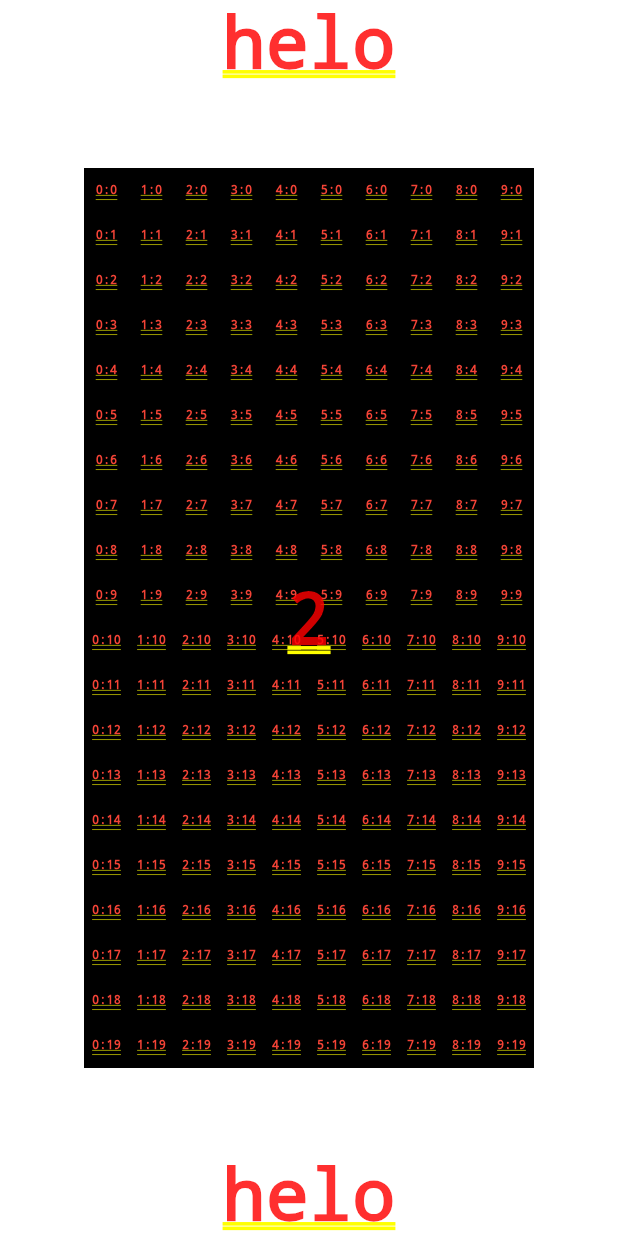
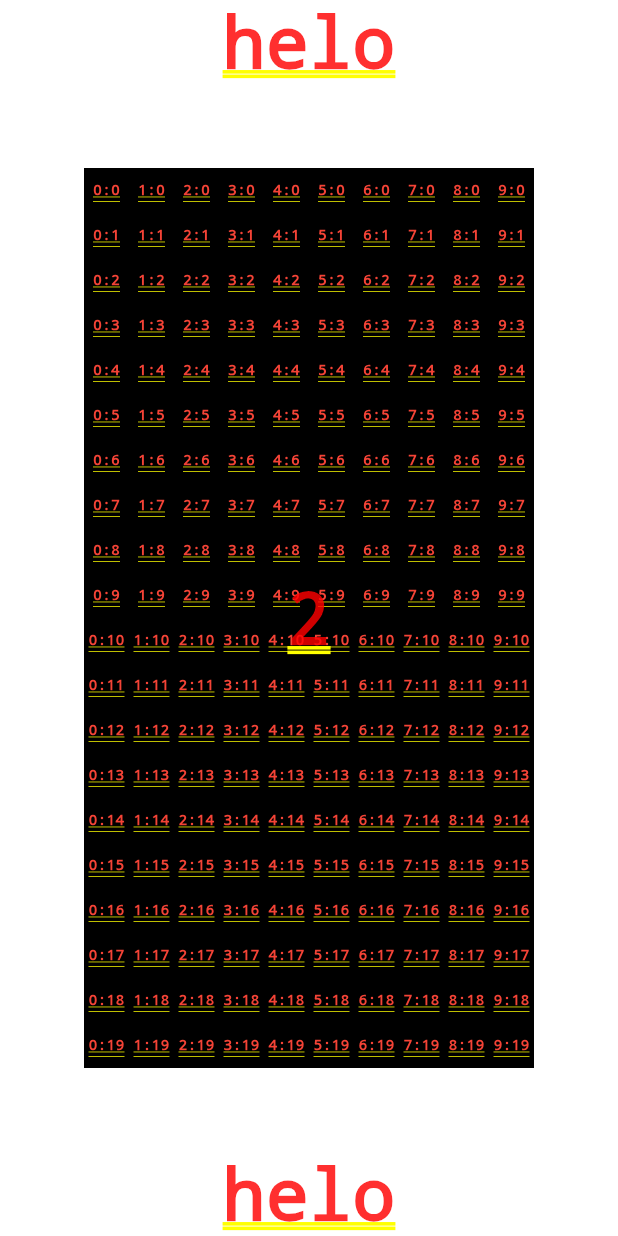
Before and after one commit to fikma/petris, a Flutter app: the screen it shows after launch, after a tap on "Start", on a phone screen of 412 x 824 dp. Run offline on Flutter 3.47's test engine with Material 2 defaults, Android fonts, the phone set to English and light mode, and no system bars.

```diff
--- a/lib/components/boardWidgetComponent.dart
+++ b/lib/components/boardWidgetComponent.dart
@@ -21,14 +21,14 @@ class BoardWidgetComponent implements BaseComponent {
   void update() {
     TetrisBlockLogic.clear(
       tetrisBlockModel: state,
-      boards: boardWidgetModel.boardList,
+      boardWidgetModel: boardWidgetModel,
     );
 
     TetrisBlockLogic.rotate(tetrisBlockModel: state);
 
     TetrisBlockLogic.setTetrisBlockToBoard(
       tetrisBlockModel: state,
-      boards: boardWidgetModel.boardList,
+      boardWidgetModel: boardWidgetModel,
     );
   }
 }
--- a/lib/logics/boardWidgetLogic.dart
+++ b/lib/logics/boardWidgetLogic.dart
@@ -2,6 +2,7 @@ import 'dart:math';
 
 import 'package:flutter/material.dart';
 import 'package:petris/configs/boardConfig.dart';
+import 'package:petris/models/boardWidgetModel.dart';
 import 'package:petris/models/singleBlockWidgetModel.dart';
 import 'package:petris/pages/widget/singleBlockWidget.dart';
 
@@ -25,10 +26,12 @@ class BoardWidgetLogic {
   }
 
   // column yang berisi children kumpulan row
-  static Center generateBoard(List<List<SingleBlockWidgetModel>> boardList) {
+  static Center generateBoard(
+    BoardWidgetModel boardWidgetModel,
+  ) {
     List<Column> rowTetrisWidgetCollections = [];
 
-    for (var y in boardList) {
+    for (var y in boardWidgetModel.boardList) {
       List<SingleBlockWidget> singleBlockWidgetList = [];
 
       for (var x in y) {
@@ -60,13 +63,13 @@ class BoardWidgetLogic {
     int x,
     int y,
     Function(String) callback,
-    List<List<SingleBlockWidgetModel>>? data,
+    BoardWidgetModel boardWidgetModel,
   ) {
-    var model = data![x][y];
+    var model = boardWidgetModel.boardList[x][y];
     if (model != null) {
       model.updateCallback = callback;
 
-      data[x][y] = model;
+      boardWidgetModel.boardList[x][y] = model;
     }
   }
 }
--- a/lib/pages/widget/boardWidget.dart
+++ b/lib/pages/widget/boardWidget.dart
@@ -15,15 +15,15 @@ class BoardWidget extends StatefulWidget {
 }
 
 class _BoardWidgetState extends State<BoardWidget> {
-  late final BoardWidgetModel model;
+  late final BoardWidgetModel boardWidgetModel;
   @override
   void didChangeDependencies() {
     super.didChangeDependencies();
 
     var gamePageModel = GamePageInheritedWidget.of(context)!.getGamePageModel;
 
-    model = GamePageInheritedWidget.of(context)!.getBoardWidgetModel;
-    model.boardList = BoardWidgetLogic.initBoardListModel();
+    boardWidgetModel = GamePageInheritedWidget.of(context)!.getBoardWidgetModel;
+    boardWidgetModel.boardList = BoardWidgetLogic.initBoardListModel();
 
     var tetrisBlock = GamePageInheritedWidget.of(context)!.getTetrisBlockModel;
 
@@ -33,12 +33,12 @@ class _BoardWidgetState extends State<BoardWidget> {
     BoardWidgetComponent(
       gamePageModel: gamePageModel,
       state: tetrisBlock,
-      boardWidgetModel: model,
+      boardWidgetModel: boardWidgetModel,
     );
   }
 
   @override
   Widget build(BuildContext context) {
-    return BoardWidgetLogic.generateBoard(model.boardList);
+    return BoardWidgetLogic.generateBoard(boardWidgetModel);
   }
 }
--- a/lib/pages/widget/singleBlockWidget.dart
+++ b/lib/pages/widget/singleBlockWidget.dart
@@ -1,5 +1,6 @@
 import 'package:flutter/material.dart';
 import 'package:petris/logics/boardWidgetLogic.dart';
+import 'package:petris/models/boardWidgetModel.dart';
 import 'package:petris/models/singleBlockWidgetModel.dart';
 import 'package:petris/pages/widget/gamePageInheritedWidget.dart';
 
@@ -12,10 +13,13 @@ class SingleBlockWidget extends StatefulWidget {
 }
 
 class _SingleBlockWidgetState extends State<SingleBlockWidget> {
+  late final BoardWidgetModel boardWidgetModel;
   @override
   void didChangeDependencies() {
     // TODO: implement didChangeDependencies
     super.didChangeDependencies();
+
+    boardWidgetModel = GamePageInheritedWidget.of(context)!.getBoardWidgetModel;
 
     BoardWidgetLogic.setSingleBlockCallback(
       widget.model.position.x.toInt(),
@@ -23,7 +27,7 @@ class _SingleBlockWidgetState extends State<SingleBlockWidget> {
       (String hello) {
         setState(() {});
       },
-      GamePageInheritedWidget.of(context)!.getBoardWidgetModel.boardList,
+      boardWidgetModel,
     );
   }
 
@@ -37,7 +41,7 @@ class _SingleBlockWidgetState extends State<SingleBlockWidget> {
         child: Text(
           '${widget.model.position.x}:${widget.model.position.y}',
           style: TextStyle(
-            fontSize: 8.0,
+            fontSize: 10.0,
             color: Colors.red,
           ),
         ),
```
Also changed, not shown: lib/logics/tetrisBlockLogic.dart (+11 -7 lines).
